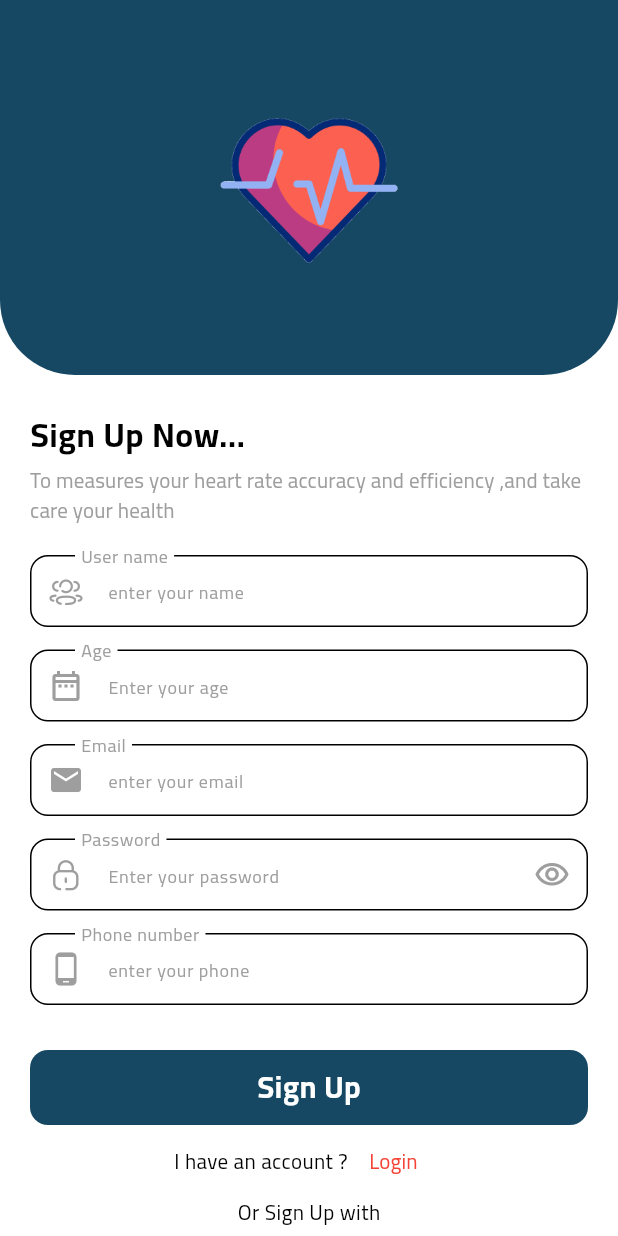
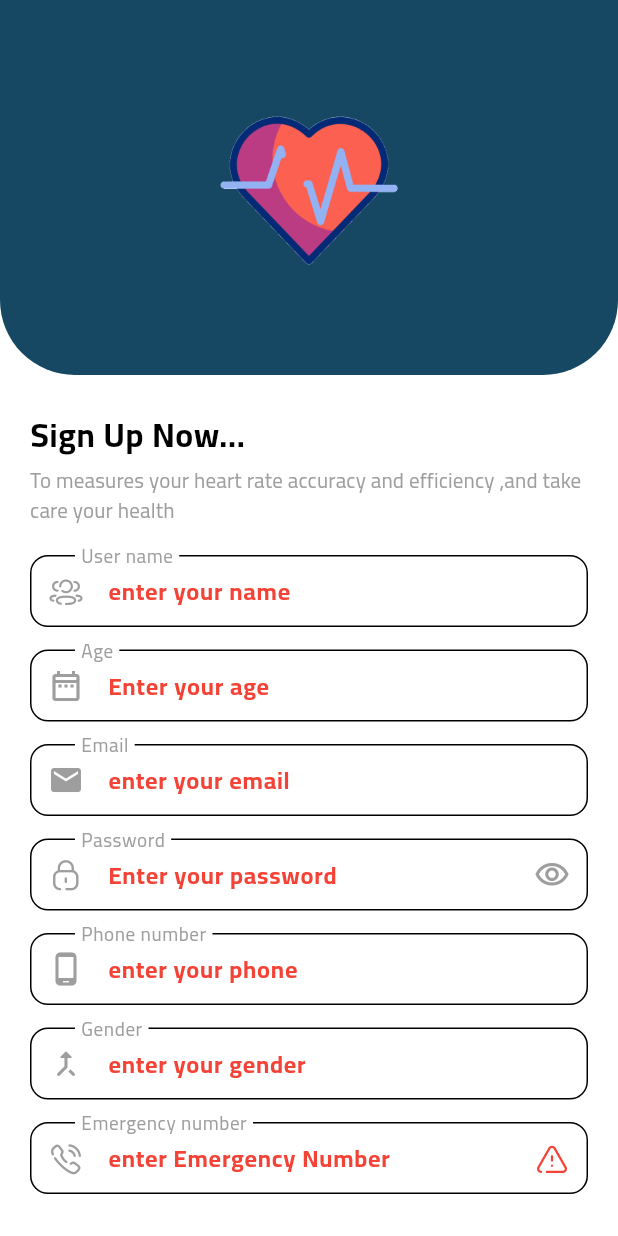
Before and after one commit to AhmedMagdy-10/project_app, a Flutter app: the ProfileView screen opened directly, after a tap on "Log Out", after a tap on "Sign Up", on a phone screen of 412 x 824 dp. Run offline on Flutter 3.47's test engine with Material 3 defaults, Android fonts, the phone set to English and light mode, and no system bars; our stand-ins replace cached_network_image, cloud_firestore, dio, firebase_auth, firebase_core, firebase_messaging and 12 more; accounts and stored records are empty; network calls fail; statements that could not run were skipped.

Commit message:
finish profile and register modifiation

```diff
--- a/lib/design/view/profile_view.dart
+++ b/lib/design/view/profile_view.dart
@@ -6,7 +6,9 @@ import 'package:project_app/core/helper/cache_helper.dart';
 import 'package:project_app/core/helper/show_toast_state.dart';
 import 'package:project_app/design/view/login_view.dart';
 import 'package:project_app/design/view/widgets/custom_button.dart';
-import 'package:project_app/design/view/widgets/profile_feature_item.dart';
+import 'package:project_app/design/view/widgets/custom_text_form_field.dart';
+
+import 'package:project_app/design/view/widgets/reused_form_field.dart';
 import 'package:project_app/logic/cubit/main_cubit/main_cubit.dart';
 import 'package:project_app/logic/cubit/main_cubit/main_states.dart';
 
@@ -15,6 +17,12 @@ class ProfileView extends StatelessWidget {
 
   @override
   Widget build(BuildContext context) {
+    var nameController = TextEditingController();
+    var phoneController = TextEditingController();
+    var emailController = TextEditingController();
+    var ageController = TextEditingController();
+    var emergencyNumController = TextEditingController();
+    var genderController = TextEditingController();
     return BlocConsumer<MainCubit, MainCubitStates>(listener: (context, state) {
       if (state is UploadImageErrorState) {
         return showToast(text: state.error, state: ToastStates.error);
@@ -25,6 +33,13 @@ class ProfileView extends StatelessWidget {
       }
     }, builder: (context, state) {
       var userModel = BlocProvider.of<MainCubit>(context).userModel;
+      nameController.text = userModel!.name;
+      ageController.text = userModel.age;
+      emailController.text = userModel.email;
+      phoneController.text = userModel.phone;
+      genderController.text = userModel.gender;
+      emergencyNumController.text = userModel.emergencyNum;
+
       // var profileImage = ;
       if (userModel != null) {
         return Scaffold(
@@ -100,49 +115,58 @@ class ProfileView extends StatelessWidget {
                                       )))
                             ],
                           ),
-                          Column(
+                          const Column(
                             mainAxisAlignment: MainAxisAlignment.end,
                             children: [
-                              Row(
-                                mainAxisAlignment: MainAxisAlignment.center,
-                                children: [
-                                  Text(
-                                    userModel.name,
-                                    maxLines: 1,
-                                    overflow: TextOverflow.ellipsis,
-                                    style: const TextStyle(
-                                      fontSize: 17,
-                                      fontWeight: FontWeight.w700,
-                                    ),
-                                  ),
-                                  if (userModel.name == 'Ahmed Magdy')
-                                    const Row(
-                                      children: [
-                                        SizedBox(
-                                          width: 5,
-                                        ),
-                                        CircleAvatar(
-                                          backgroundColor: Colors.blue,
-                                          radius: 7,
-                                          child: Icon(
-                                            Icons.check,
-                                            color: Colors.white,
-                                            size: 13,
-                                          ),
-                                        ),
-                                      ],
-                                    ),
-                                ],
-                              ),
                               Text(
-                                userModel.email,
+                                'User Information',
                                 maxLines: 1,
                                 overflow: TextOverflow.ellipsis,
-                                style: const TextStyle(
-                                  fontSize: 17,
+                                style: TextStyle(
+                                  fontSize: 20,
                                   fontWeight: FontWeight.w700,
                                 ),
                               ),
+                              // Row(
+                              //   mainAxisAlignment: MainAxisAlignment.center,
+                              //   children: [
+                              //     Text(
+                              //       userModel.name,
+                              //       maxLines: 1,
+                              //       overflow: TextOverflow.ellipsis,
+                              //       style: const TextStyle(
+                              //         fontSize: 17,
+                              //         fontWeight: FontWeight.w700,
+                              //       ),
+                              //     ),
+
+                              //       // const Row(
+                              //       //   children: [
+                              //       //     SizedBox(
+                              //       //       width: 5,
+                              //       //     ),
+                              //       //     CircleAvatar(
+                              //       //       backgroundColor: Colors.blue,
+                              //       //       radius: 7,
+                              //       //       child: Icon(
+                              //       //         Icons.check,
+                              //       //         color: Colors.white,
+                              //       //         size: 13,
+                              //       //       ),
+                              //       //     ),
+                              //       //   ],
+                              //       // ),
+                              //   ],
+                              // ),
+                              // Text(
+                              //   userModel.email,
+                              //   maxLines: 1,
+                              //   overflow: TextOverflow.ellipsis,
+                              //   style: const TextStyle(
+                              //     fontSize: 17,
+                              //     fontWeight: FontWeight.w700,
+                              //   ),
+                              // ),
                             ],
                           ),
                         ],
@@ -152,9 +176,51 @@ class ProfileView extends StatelessWidget {
                   const SizedBox(
                     height: 20,
                   ),
-                  const FeatureItemList(),
+                  CustomTextFormField(
+                    controller: nameController,
+                    label: const Text('Name'),
+                    prefixIcon: IconBroken.User,
+                  ),
                   const SizedBox(
-                    height: 16,
+                    height: 15,
+                  ),
+                  CustomTextFormField(
+                    controller: ageController,
+                    label: const Text('Age'),
+                    prefixIcon: IconBroken.Calendar,
+                  ),
+                  const SizedBox(
+                    height: 15,
+                  ),
+                  CustomTextFormField(
+                      label: const Text('Email'),
+                      controller: emailController,
+                      prefixIcon: IconBroken.Paper),
+                  const SizedBox(
+                    height: 15,
+                  ),
+                  CustomTextFormField(
+                    label: const Text('Phone'),
+                    controller: phoneController,
+                    prefixIcon: Icons.phone_android_outlined,
+                  ),
+                  const SizedBox(
+                    height: 15,
+                  ),
+                  CustomTextFormField(
+                      label: const Text('Gender'),
+                      controller: genderController,
+                      prefixIcon: Icons.male_outlined),
+                  const SizedBox(
+                    height: 15,
+                  ),
+                  CustomTextFormField(
+                    label: const Text('Emergency Number'),
+                    controller: emergencyNumController,
+                    prefixIcon: IconBroken.Calling,
+                  ),
+                  const SizedBox(
+                    height: 20,
                   ),
                   CustomButton(
                     child: const Row(
--- a/lib/design/view/register_view.dart
+++ b/lib/design/view/register_view.dart
@@ -21,6 +21,9 @@ class RegisterView extends StatelessWidget {
     final TextEditingController userController = TextEditingController();
     final TextEditingController phoneController = TextEditingController();
     final TextEditingController ageController = TextEditingController();
+    final TextEditingController genderController = TextEditingController();
+    final TextEditingController emergencyNumController =
+        TextEditingController();
     return BlocConsumer<AuthCubit, AuthState>(
       listener: (context, state) {
         if (state is SuccessRegisterState) {
@@ -166,15 +169,51 @@ class RegisterView extends StatelessWidget {
                         ),
                         CustomTextFormField(
                           keyboardType: TextInputType.phone,
-                          prefixIcon: Icons.phone_android,
+                          prefixIcon: Icons.phone_android_outlined,
                           controller: phoneController,
                           hintText: 'enter your phone',
                           validator: (data) {
                             return validatorInput(
-                                data!, passwordController.text, 5, 50);
+                                data!, passwordController.text, 11, 12);
                           },
                           label: const Text(
                             'Phone number',
+                            style: TextStyle(color: Colors.grey),
+                          ),
+                        ),
+                        const SizedBox(
+                          height: 15,
+                        ),
+                        CustomTextFormField(
+                          keyboardType: TextInputType.text,
+                          prefixIcon: Icons.merge_type_rounded,
+                          controller: genderController,
+                          hintText: 'enter your gender',
+                          validator: (data) {
+                            return validatorInput(
+                                data!, passwordController.text, 4, 60);
+                          },
+                          label: const Text(
+                            'Gender',
+                            style: TextStyle(color: Colors.grey),
+                          ),
+                        ),
+                        const SizedBox(
+                          height: 15,
+                        ),
+                        CustomTextFormField(
+                          keyboardType: TextInputType.phone,
+                          prefixIcon: IconBroken.Calling,
+                          suffIcon: IconBroken.Danger,
+                          suffIconColor: Colors.red,
+                          controller: emergencyNumController,
+                          hintText: 'enter Emergency Number',
+                          validator: (data) {
+                            return validatorInput(
+                                data!, passwordController.text, 11, 12);
+                          },
+                          label: const Text(
+                            'Emergency number',
                             style: TextStyle(color: Colors.grey),
                           ),
                         ),
@@ -185,11 +224,14 @@ class RegisterView extends StatelessWidget {
                           onTapButton: () {
                             if (formKey.currentState!.validate()) {
                               BlocProvider.of<AuthCubit>(context).registerUser(
-                                  email: emailController.text,
-                                  password: passwordController.text,
-                                  phone: phoneController.text,
-                                  userName: userController.text,
-                                  age: ageController.text);
+                                email: emailController.text,
+                                password: passwordController.text,
+                                phone: phoneController.text,
+                                userName: userController.text,
+                                age: ageController.text,
+                                gender: genderController.text,
+                                emergencyNum: emergencyNumController.text,
+                              );
                             }
                           },
                           child: state is LoadingRegisterState
--- a/lib/design/view/widgets/custom_text_form_field.dart
+++ b/lib/design/view/widgets/custom_text_form_field.dart
@@ -5,18 +5,22 @@ class CustomTextFormField extends StatelessWidget {
       {super.key,
       required this.controller,
       this.onSubmitted,
-      required this.validator,
+      this.validator,
       this.suffIcon,
       this.prefixIcon,
       this.hintText,
       required this.label,
       this.secure = false,
       this.onPressedSuffixIcon,
-      this.keyboardType});
+      this.keyboardType,
+      this.suffIconColor,
+      this.enabledBordercolors});
   final TextEditingController controller;
   final void Function(String)? onSubmitted;
   final String? Function(String?)? validator;
   final IconData? suffIcon;
+  final Color? suffIconColor;
+  final Color? enabledBordercolors;
   final IconData? prefixIcon;
   final Widget? label;
 
@@ -37,8 +41,9 @@ class CustomTextFormField extends StatelessWidget {
         decoration: InputDecoration(
           hintText: hintText,
           hintStyle: const TextStyle(
-            fontSize: 12,
-            color: Colors.grey,
+            fontSize: 16,
+            color: Colors.red,
+            fontWeight: FontWeight.w600,
           ),
           floatingLabelBehavior: FloatingLabelBehavior.always,
           contentPadding:
@@ -62,12 +67,12 @@ class CustomTextFormField extends StatelessWidget {
             ),
           ),
           label: label,
+          labelStyle: const TextStyle(
+            fontSize: 17,
+          ),
           suffixIcon: IconButton(
             onPressed: onPressedSuffixIcon,
-            icon: Icon(
-              suffIcon,
-              color: Colors.grey,
-            ),
+            icon: Icon(suffIcon, color: suffIconColor ?? Colors.grey),
             padding: EdgeInsets.zero,
           ),
           prefixIcon: Icon(
--- a/lib/logic/cubit/auth_cubit/auth_cubit.dart
+++ b/lib/logic/cubit/auth_cubit/auth_cubit.dart
@@ -65,6 +65,8 @@ class AuthCubit extends Cubit<AuthState> {
     required String phone,
     required String userName,
     required String age,
+    required String gender,
+    required String emergencyNum,
   }) async {
     emit(LoadingRegisterState());
     try {
@@ -72,11 +74,14 @@ class AuthCubit extends Cubit<AuthState> {
           .createUserWithEmailAndPassword(email: email, password: password)
           .then((value) {
         createUser(
-            name: userName,
-            phone: phone,
-            email: email,
-            uId: value.user!.uid,
-            age: age);
+          name: userName,
+          phone: phone,
+          email: email,
+          uId: value.user!.uid,
+          age: age,
+          gender: gender,
+          emergencyNum: emergencyNum,
+        );
       });
     } on FirebaseAuthException catch (e) {
       if (e.code == 'weak-password') {
@@ -97,6 +102,8 @@ class AuthCubit extends Cubit<AuthState> {
     required String email,
     required String uId,
     required String age,
+    required String gender,
+    required String emergencyNum,
   }) {
     UserModel userModel = UserModel(
       name: name,
@@ -104,6 +111,8 @@ class AuthCubit extends Cubit<AuthState> {
       phone: phone,
       uId: uId,
       age: age,
+      gender: gender,
+      emergencyNum: emergencyNum,
       image:
           'https://i.pinimg.com/564x/3d/ac/15/3dac1508432e51703ff98c091d7a221e.jpg',
     );
--- a/lib/logic/data/models/user_model.dart
+++ b/lib/logic/data/models/user_model.dart
@@ -5,6 +5,8 @@ class UserModel {
   late String uId;
   late String image;
   late String age;
+  late String gender;
+  late String emergencyNum;
 
   UserModel({
     required this.name,
@@ -13,6 +15,8 @@ class UserModel {
     required this.uId,
     required this.image,
     required this.age,
+    required this.gender,
+    required this.emergencyNum,
   });
 
   factory UserModel.fromJson(Map<String, dynamic> jsonData) {
@@ -23,6 +27,8 @@ class UserModel {
       uId: jsonData['uId'],
       image: jsonData['image'],
       age: jsonData['age'],
+      gender: jsonData['gender'],
+      emergencyNum: jsonData['emergencyNum'],
     );
   }
   Map<String, dynamic> toMap() {
@@ -33,6 +39,8 @@ class UserModel {
       'uId': uId,
       'image': image,
       'age': age,
+      'gender': gender,
+      'emergencyNum': emergencyNum,
     };
   }
 }
```
Also changed, not shown: lib/design/view/measure_view.dart (+9 -10 lines), lib/design/view/widgets/reused_form_field.dart (added, +39 -0 lines), lib/logic/cubit/main_cubit/main_cubit.dart (+9 -6 lines).
